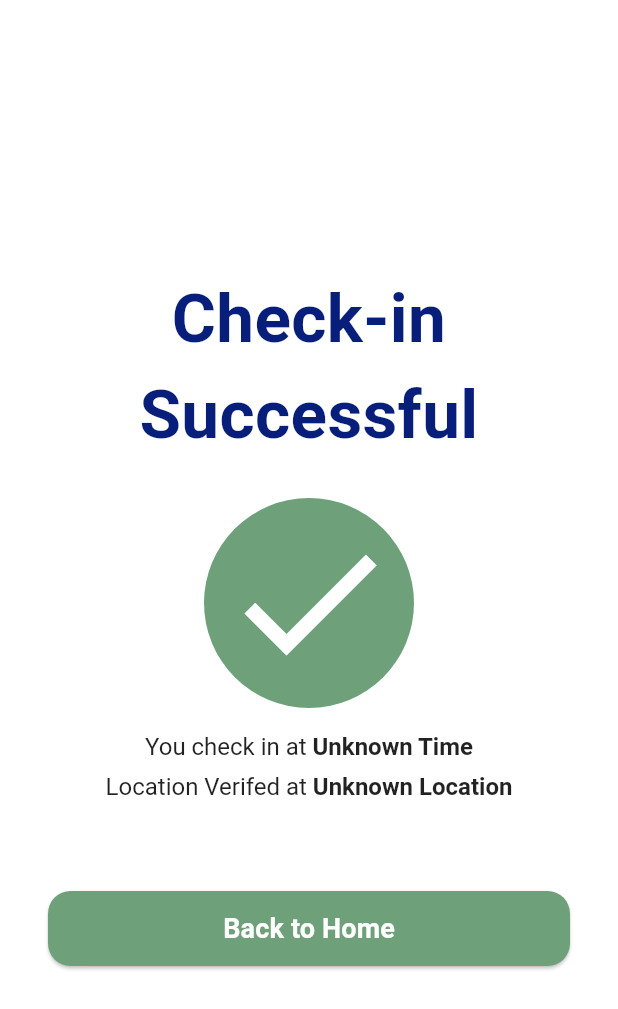
After one commit to nivyanbl/absensi_app, a Flutter app: the CheckInSuccessPage screen opened by its route, on a phone screen of 412 x 824 dp. The commit adds this screen. Shown: the top 1009 px of the screen. Run offline on Flutter 3.47's test engine with Material 3 defaults, Android fonts, the phone set to English and light mode, and no system bars; our stand-ins replace camera, geolocator, get; network calls fail.

Commit message:
feat: Refactor navigation and add check_in  page

```diff
--- /dev/null
+++ b/lib/feature/presentation/page/check_in_success_page.dart
@@ -0,0 +1,102 @@
+import 'package:flutter/material.dart';
+import 'package:get/get.dart';
+import 'package:employment_attendance/navigation/app_routes.dart';
+import 'package:get/get_connect/http/src/utils/utils.dart';
+
+class CheckInSuccessPage extends StatelessWidget {
+  const CheckInSuccessPage({super.key});
+
+  @override
+  Widget build(BuildContext context) {
+    final Map<String, String> data = Get.arguments ?? {};
+    final String time = data['time'] ?? 'Unknown Time';
+    final String location = data['location'] ?? 'Unknown Location';
+
+    return Scaffold(
+      backgroundColor: Colors.white,
+      body: SafeArea(
+          child: Center(
+        child: Padding(
+          padding: const EdgeInsets.all(32),
+          child: Column(
+            mainAxisAlignment: MainAxisAlignment.center,
+            children: [
+              const Text(
+                'Check-in \nSuccessful',
+                textAlign: TextAlign.center,
+                style: TextStyle(
+                  fontSize: 45,
+                  fontWeight: FontWeight.bold,
+                  color: Color.fromARGB(255, 7, 30, 122),
+                ),
+              ),
+
+              const SizedBox(height: 24),
+
+              const CircleAvatar(
+                radius: 70,
+                backgroundColor: Color(0xFF6EA07A),
+                child: Icon(
+                  Icons.check,
+                  size: 120,
+                  weight: 40.0,
+                  color: Colors.white,
+                ),
+              ),
+              const SizedBox(height: 16),
+
+                 RichText(
+                  text: TextSpan(
+                    style: const TextStyle(fontSize: 16, color: Colors.black87,),
+                    children: <TextSpan>[
+                      const TextSpan(text: 'You check in at '),
+                      TextSpan(
+                        text: time,
+                        style: const TextStyle(fontWeight: FontWeight.bold),
+                      ),
+                    ],
+                  ),
+                ),
+                const SizedBox(height: 8),
+                 RichText(
+                  textAlign: TextAlign.center,
+                  text: TextSpan(
+                    style: const TextStyle(fontSize: 16, color: Colors.black87,),
+                    children: <TextSpan>[
+                      const TextSpan(text: 'Location Verifed at '),
+                      TextSpan(
+                        text: location,
+                        style: const TextStyle(fontWeight: FontWeight.bold),
+                      ),
+                    ],
+                  ),
+                ),
+              const SizedBox(height: 60),
+
+              ElevatedButton(
+                onPressed: () {
+                  Get.toNamed(AppRoutes.DASHBOARD);
+                },
+                style: ElevatedButton.styleFrom(
+                  minimumSize: const Size(double.infinity, 50),
+                  backgroundColor: const Color(0xFF6EA07A),
+                  shape: RoundedRectangleBorder(
+                    borderRadius: BorderRadius.circular(15),
+                  ),
+                ),
+                child: const Text(
+                  'Back to Home',
+                  style: TextStyle(
+                    color: Colors.white,
+                    fontSize: 18,
+                    fontWeight: FontWeight.bold,
+                  ),
+                ),
+              )
+            ],
+          ),
+        ),
+      )),
+    );
+  }
+}
--- a/lib/feature/presentation/page/dashboard_page.dart
+++ b/lib/feature/presentation/page/dashboard_page.dart
@@ -322,9 +322,9 @@ class DashboardPage extends StatelessWidget {
         onTap: (index) {
           if (index == 0) return;
           if (index == 1) {
-            Get.offAllNamed('/leave-request');
+            Get.toNamed(AppRoutes.LEAVE_REQUEST);
           } else if (index == 2) {
-            // Get.offAllNamed('/absence');
+             Get.toNamed(AppRoutes.CHECK_IN);
           } else if (index == 3) {
             // Get.offAllNamed('/history');
           } else if (index == 4) {
--- a/lib/navigation/app_pages.dart
+++ b/lib/navigation/app_pages.dart
@@ -1,3 +1,5 @@
+import 'package:employment_attendance/feature/presentation/page/check_in_page.dart';
+import 'package:employment_attendance/feature/presentation/page/check_in_success_page.dart';
 import 'package:employment_attendance/feature/presentation/page/dashboard_page.dart';
 import 'package:employment_attendance/feature/presentation/page/edit_profile_page.dart';
 import 'package:employment_attendance/feature/presentation/page/leave_history_page.dart';
@@ -21,5 +23,7 @@ class AppPages {
     GetPage(name: AppRoutes.LEAVE_HISTORY, page: () => const LeaveHistoryPage()),
     GetPage(name: AppRoutes.PROFILE, page: () => const ProfilePage()),
     GetPage(name: AppRoutes.EDIT_PROFILE, page: () => const EditProfilePage()),
+    GetPage(name: AppRoutes.CHECK_IN, page: () => const CheckInPage()),
+    GetPage(name: AppRoutes.CHECK_IN_SUCCESS, page: () => const CheckInSuccessPage()),
   ];
 }
--- a/lib/navigation/app_routes.dart
+++ b/lib/navigation/app_routes.dart
@@ -8,5 +8,6 @@ class AppRoutes {
   static const LEAVE_HISTORY = '/leave-history';
   static const PROFILE = '/profile';
   static const EDIT_PROFILE = '/edit-profile';
-  static const ABSENCE = '/absence';
+  static const CHECK_IN = '/check-in';
+  static const CHECK_IN_SUCCESS = '/check-in-success';
 }
--- a/pubspec.yaml
+++ b/pubspec.yaml
@@ -29,3 +29,4 @@ flutter:
   uses-material-design: true
   assets:
     - assets/image/logo.png
+    - assets/image/profile.png
```
Also changed, not shown: lib/feature/presentation/controller/check_in_controller.dart (+117 -0 lines), lib/feature/presentation/controller/profile_controller.dart (+6 -1 lines), lib/feature/presentation/page/check_in_page.dart (+147 -0 lines), lib/feature/presentation/page/edit_profile_page.dart (+26 -12 lines), lib/feature/presentation/page/notification_page.dart (+9 -9 lines), lib/feature/presentation/page/profile_page.dart (+9 -6 lines).
